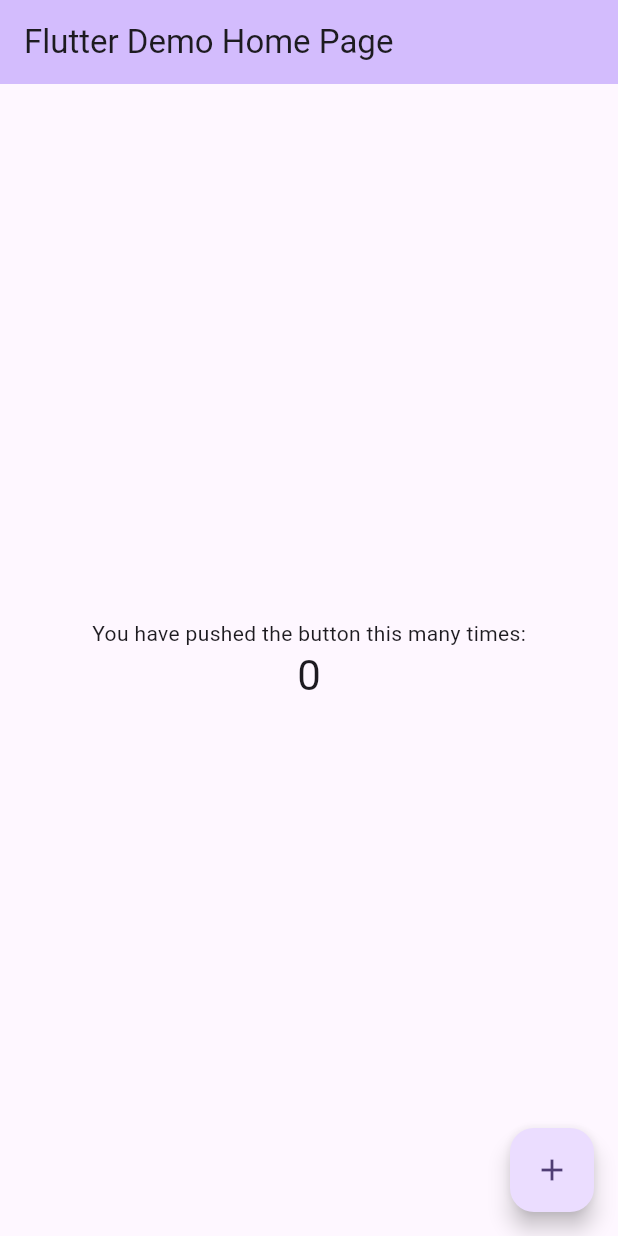
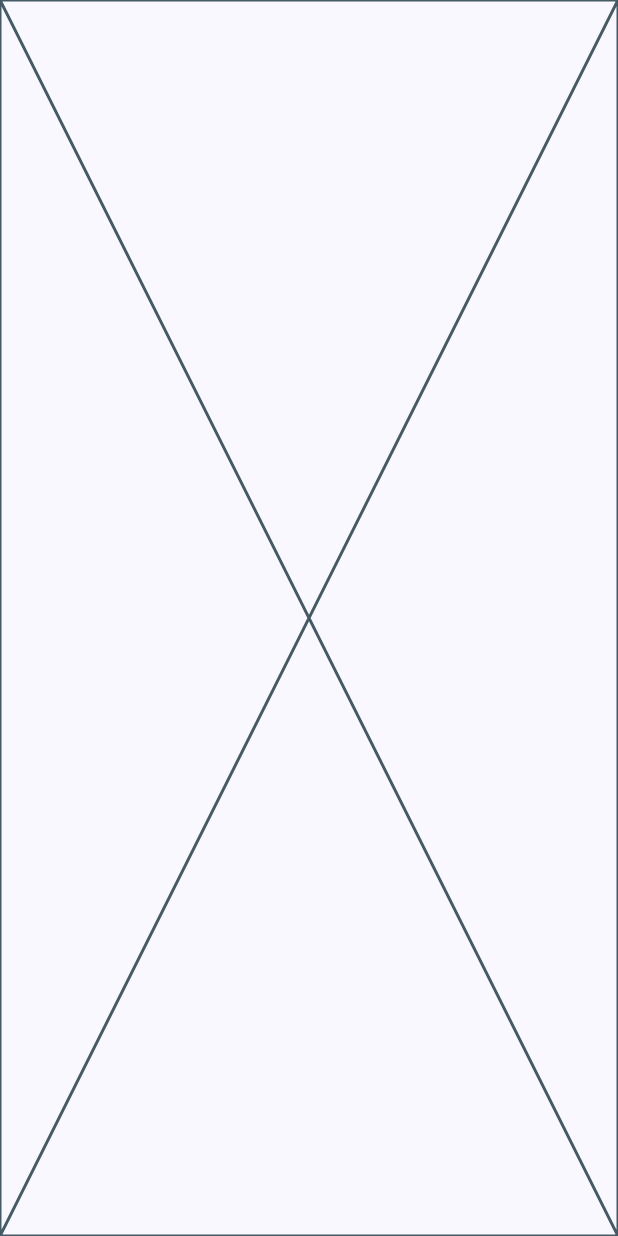
Before and after one commit to rafaelgamezdiaz/cinemapedia_flutter_app, a Flutter app: the screen it shows after launch, on a phone screen of 412 x 824 dp. Run offline on Flutter 3.47's test engine with Material 3 defaults, Android fonts, the phone set to English and light mode, and no system bars; our stand-ins replace go_router.

Commit message:
Configure env + other changes

```diff
--- /dev/null
+++ b/lib/config/router/app_router.dart
@@ -0,0 +1,13 @@
+import 'package:cinemapedia/presentation/screens/screens.dart';
+import 'package:go_router/go_router.dart';
+
+final appRouter = GoRouter(
+  initialLocation: '/',
+  routes: [
+    GoRoute(
+      path: '/',
+      name: HomeScreen.name,
+      builder: (context, state) => const HomeScreen(),
+    ),
+  ],
+);
--- /dev/null
+++ b/lib/config/theme/app_theme.dart
@@ -0,0 +1,5 @@
+import 'package:flutter/material.dart';
+
+class AppTheme {
+  ThemeData getTheme() => ThemeData(colorSchemeSeed: const Color(0xff2862F5));
+}
--- /dev/null
+++ b/lib/domain/datasources/movies_datasource.dart
@@ -0,0 +1,5 @@
+import 'package:cinemapedia/domain/entities/movie.dart';
+
+abstract class MoviesDatasource {
+  Future<List<Movie>> getNowPlayingMovies({int page = 1});
+}
--- /dev/null
+++ b/lib/domain/repositories/movies_repository.dart
@@ -0,0 +1,5 @@
+import 'package:cinemapedia/domain/entities/movie.dart';
+
+abstract class MoviesDatasource {
+  Future<List<Movie>> getNowPlayingMovies({int page = 1});
+}
--- a/lib/main.dart
+++ b/lib/main.dart
@@ -1,4 +1,6 @@
 import 'package:flutter/material.dart';
+import 'package:cinemapedia/config/router/app_router.dart';
+import 'package:cinemapedia/config/theme/app_theme.dart';
 
 void main() {
   runApp(const MyApp());
@@ -6,117 +8,13 @@ void main() {
 
 class MyApp extends StatelessWidget {
   const MyApp({super.key});
-
-  // This widget is the root of your application.
   @override
   Widget build(BuildContext context) {
-    return MaterialApp(
-      title: 'Flutter Demo',
-      theme: ThemeData(
-        // This is the theme of your application.
-        //
-        // TRY THIS: Try running your application with "flutter run". You'll see
-        // the application has a purple toolbar. Then, without quitting the app,
-        // try changing the seedColor in the colorScheme below to Colors.green
-        // and then invoke "hot reload" (save your changes or press the "hot
-        // reload" button in a Flutter-supported IDE, or press "r" if you used
-        // the command line to start the app).
-        //
-        // Notice that the counter didn't reset back to zero; the application
-        // state is not lost during the reload. To reset the state, use hot
-        // restart instead.
-        //
-        // This works for code too, not just values: Most code changes can be
-        // tested with just a hot reload.
-        colorScheme: ColorScheme.fromSeed(seedColor: Colors.deepPurple),
-      ),
-      home: const MyHomePage(title: 'Flutter Demo Home Page'),
+    return MaterialApp.router(
+      routerConfig: appRouter,
+      debugShowCheckedModeBanner: false,
+      title: 'Cinemapedia',
+      theme: AppTheme().getTheme(),
     );
   }
 }
-
-class MyHomePage extends StatefulWidget {
-  const MyHomePage({super.key, required this.title});
-
-  // This widget is the home page of your application. It is stateful, meaning
-  // that it has a State object (defined below) that contains fields that affect
-  // how it looks.
-
-  // This class is the configuration for the state. It holds the values (in this
-  // case the title) provided by the parent (in this case the App widget) and
-  // used by the build method of the State. Fields in a Widget subclass are
-  // always marked "final".
-
-  final String title;
-
-  @override
-  State<MyHomePage> createState() => _MyHomePageState();
-}
-
-class _MyHomePageState extends State<MyHomePage> {
-  int _counter = 0;
-
-  void _incrementCounter() {
-    setState(() {
-      // This call to setState tells the Flutter framework that something has
-      // changed in this State, which causes it to rerun the build method below
-      // so that the display can reflect the updated values. If we changed
-      // _counter without calling setState(), then the build method would not be
-      // called again, and so nothing would appear to happen.
-      _counter++;
-    });
-  }
-
-  @override
-  Widget build(BuildContext context) {
-    // This method is rerun every time setState is called, for instance as done
-    // by the _incrementCounter method above.
-    //
-    // The Flutter framework has been optimized to make rerunning build methods
-    // fast, so that you can just rebuild anything that needs updating rather
-    // than having to individually change instances of widgets.
-    return Scaffold(
-      appBar: AppBar(
-        // TRY THIS: Try changing the color here to a specific color (to
-        // Colors.amber, perhaps?) and trigger a hot reload to see the AppBar
-        // change color while the other colors stay the same.
-        backgroundColor: Theme.of(context).colorScheme.inversePrimary,
-        // Here we take the value from the MyHomePage object that was created by
-        // the App.build method, and use it to set our appbar title.
-        title: Text(widget.title),
-      ),
-      body: Center(
-        // Center is a layout widget. It takes a single child and positions it
-        // in the middle of the parent.
-        child: Column(
-          // Column is also a layout widget. It takes a list of children and
-          // arranges them vertically. By default, it sizes itself to fit its
-          // children horizontally, and tries to be as tall as its parent.
-          //
-          // Column has various properties to control how it sizes itself and
-          // how it positions its children. Here we use mainAxisAlignment to
-          // center the children vertically; the main axis here is the vertical
-          // axis because Columns are vertical (the cross axis would be
-          // horizontal).
-          //
-          // TRY THIS: Invoke "debug painting" (choose the "Toggle Debug Paint"
-          // action in the IDE, or press "p" in the console), to see the
-          // wireframe for each widget.
-          mainAxisAlignment: MainAxisAlignment.center,
-          children: <Widget>[
-            const Text('You have pushed the button this many times:'),
-            Text(
-              '$_counter',
-              style: Theme.of(context).textTheme.headlineMedium,
-            ),
-          ],
-        ),
-      ),
-      floatingActionButton: FloatingActionButton(
-        onPressed: _incrementCounter,
-        tooltip: 'Increment',
-        child: const Icon(Icons.add),
-      ), // This trailing comma makes auto-formatting nicer for build methods.
-    );
-  }
-}
--- /dev/null
+++ b/lib/presentation/screens/movies/home_screen.dart
@@ -0,0 +1,12 @@
+import 'package:flutter/material.dart';
+
+class HomeScreen extends StatelessWidget {
+  static const name = 'home-screen';
+
+  const HomeScreen({super.key});
+
+  @override
+  Widget build(BuildContext context) {
+    return const Scaffold(body: Placeholder());
+  }
+}
--- /dev/null
+++ b/lib/presentation/screens/screens.dart
@@ -0,0 +1 @@
+export 'package:cinemapedia/presentation/screens/movies/home_screen.dart';
```
Also changed, not shown: lib/domain/entities/movie.dart (added, +33 -0 lines), pubspec.yaml (+4 -11 lines), pubspec.lock, 4 other files.
